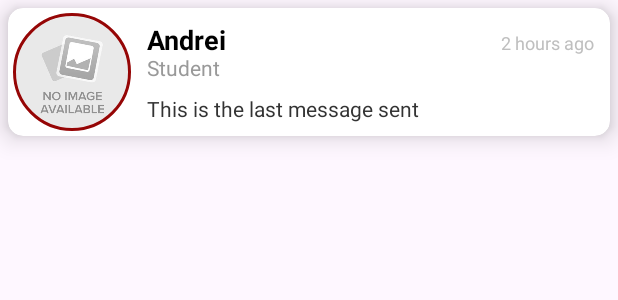
After one commit to Andrey00027/MeetMe, an Android app: the layout item_match.xml on its own in the app's theme, with its tools: preview values and no code run, on a phone screen of 412 x 824 dp. The commit adds this screen. Shown: the top 300 px of the screen. Run offline under Robolectric (Android 15) with nearby library versions, the phone set to English and light mode, and no system bars.

Commit message:
Card matched

```diff
--- a/app/src/main/AndroidManifest.xml
+++ b/app/src/main/AndroidManifest.xml
@@ -22,7 +22,7 @@
             android:name=".btnLikeActivity"
             android:exported="false" />
         <activity
-            android:name=".MatchedActivity"
+            android:name=".Matched.MatchedActivity"
             android:exported="false" />
         <activity
             android:name=".SettingsActivity"
--- a/app/src/main/java/com/example/meetme/MatchedActivity.java
+++ b/app/src/main/java/com/example/meetme/Matched/MatchedActivity.java
@@ -1,6 +1,8 @@
-package com.example.meetme;
+package com.example.meetme.Matched;
 
 import android.os.Bundle;
+
+import com.example.meetme.R;
 
 import androidx.activity.EdgeToEdge;
 import androidx.appcompat.app.AppCompatActivity;
--- a/app/src/main/java/com/example/meetme/TopNavigationViewHelper.java
+++ b/app/src/main/java/com/example/meetme/TopNavigationViewHelper.java
@@ -1,11 +1,11 @@
 package com.example.meetme;
 
-import android.app.Activity;
 import android.content.Context;
 import android.content.Intent;
 import android.util.Log;
 import android.view.MenuItem;
 
+import com.example.meetme.Matched.MatchedActivity;
 import com.google.android.material.bottomnavigation.BottomNavigationView;
 
 import androidx.annotation.NonNull;
--- /dev/null
+++ b/app/src/main/res/drawable/icon_notification.xml
@@ -0,0 +1,9 @@
+<vector xmlns:android="http://schemas.android.com/apk/res/android"
+    android:width="24dp"
+    android:height="24dp"
+    android:viewportWidth="960"
+    android:viewportHeight="960">
+  <path
+      android:pathData="M480,740q25,0 42.5,-17.5T540,680L420,680q0,25 17.5,42.5T480,740ZM280,640h400v-80h-40v-104q0,-61 -31.5,-111.5T520,280v-20q0,-17 -11.5,-28.5T480,220q-17,0 -28.5,11.5T440,260v20q-57,14 -88.5,64.5T320,456v104h-40v80ZM400,560v-120q0,-33 23.5,-56.5T480,360q33,0 56.5,23.5T560,440v120L400,560ZM480,880q-83,0 -156,-31.5T197,763q-54,-54 -85.5,-127T80,480q0,-83 31.5,-156T197,197q54,-54 127,-85.5T480,80q83,0 156,31.5T763,197q54,54 85.5,127T880,480q0,83 -31.5,156T763,763q-54,54 -127,85.5T480,880ZM480,800q134,0 227,-93t93,-227q0,-134 -93,-227t-227,-93q-134,0 -227,93t-93,227q0,134 93,227t227,93ZM480,480Z"
+      android:fillColor="#000000"/>
+</vector>
--- a/app/src/main/res/layout/activity_matched.xml
+++ b/app/src/main/res/layout/activity_matched.xml
@@ -5,7 +5,7 @@
     android:id="@+id/main"
     android:layout_width="match_parent"
     android:layout_height="match_parent"
-    tools:context=".MatchedActivity"
+    tools:context=".Matched.MatchedActivity"
     android:orientation="vertical">
 
     <include
--- /dev/null
+++ b/app/src/main/res/layout/item_match.xml
@@ -0,0 +1,105 @@
+<?xml version="1.0" encoding="utf-8"?>
+<androidx.cardview.widget.CardView
+    xmlns:android="http://schemas.android.com/apk/res/android"
+    xmlns:app="http://schemas.android.com/apk/res-auto"
+    android:layout_width="match_parent"
+    android:layout_height="wrap_content"
+    android:layout_margin="5dp"
+    app:cardCornerRadius="10dp"
+    app:cardElevation="10dp"
+    android:padding="5dp">
+
+    <LinearLayout
+        android:layout_width="match_parent"
+        android:layout_height="wrap_content"
+        android:orientation="horizontal"
+        android:gravity="center_vertical">
+
+        <!-- User Image -->
+        <de.hdodenhof.circleimageview.CircleImageView
+            android:id="@+id/MatchUserImage"
+            android:layout_width="85dp"
+            android:layout_height="85dp"
+            android:layout_marginEnd="7dp"
+            android:padding="3dp"
+            android:src="@drawable/no_image"
+            app:civ_border_color="@color/red_dark"
+            app:civ_border_width="2dp" />
+
+        <!-- User Details -->
+        <LinearLayout
+            android:layout_width="0dp"
+            android:layout_height="wrap_content"
+            android:layout_marginRight="5dp"
+            android:layout_weight="1"
+            android:orientation="vertical">
+
+            <!-- User Name and Last Seen -->
+            <LinearLayout
+                android:layout_width="match_parent"
+                android:layout_height="wrap_content"
+                android:orientation="horizontal"
+                android:layout_marginBottom="-3dp"
+                android:layout_marginRight="5dp">
+
+                <TextView
+                    android:id="@+id/MatchUserName"
+                    android:layout_width="0dp"
+                    android:layout_height="wrap_content"
+                    android:layout_weight="1"
+                    android:text="Andrei"
+                    android:textColor="@color/black"
+                    android:textSize="18sp"
+                    android:textStyle="bold" />
+
+                <TextView
+                    android:id="@+id/MatchLastTime"
+                    android:layout_width="wrap_content"
+                    android:layout_height="wrap_content"
+                    android:text="2 hours ago"
+                    android:textColor="@color/gray_light"
+                    android:textSize="12sp" />
+            </LinearLayout>
+
+            <!-- Occupation -->
+            <TextView
+                android:id="@+id/MatchUserOccupation"
+                android:layout_width="match_parent"
+                android:layout_height="wrap_content"
+                android:layout_marginBottom="8dp"
+                android:text="Student"
+                android:textColor="@color/gray"
+                android:textSize="14sp" />
+
+            <!-- Last Message -->
+            <TextView
+                android:id="@+id/MatchUserLastMessage"
+                android:layout_width="match_parent"
+                android:layout_height="wrap_content"
+                android:text="This is the last message sent"
+                android:textColor="@color/gray_dark"
+                android:textSize="14sp"
+                android:ellipsize="end"
+                android:maxLines="1" />
+
+        </LinearLayout>
+
+        <TextView
+            android:id="@+id/MatchId"
+            android:layout_width="0dp"
+            android:layout_height="0dp"
+            android:visibility="invisible"
+            android:maxLines="1" />
+
+        <!-- Notification Dot -->
+        <ImageView
+            android:id="@+id/MatchNotificationDot"
+            android:layout_width="15dp"
+            android:layout_height="15dp"
+            android:layout_gravity="top"
+            android:layout_marginTop="2dp"
+            android:layout_marginRight="2dp"
+            android:src="@drawable/icon_notification"
+            android:visibility="gone" />
+    </LinearLayout>
+</androidx.cardview.widget.CardView>
```
Also changed, not shown: app/src/main/java/com/example/meetme/Matched/Matched.java (added, +104 -0 lines), app/src/main/java/com/example/meetme/Matched/MatchedViewHolder.java (added, +31 -0 lines).
